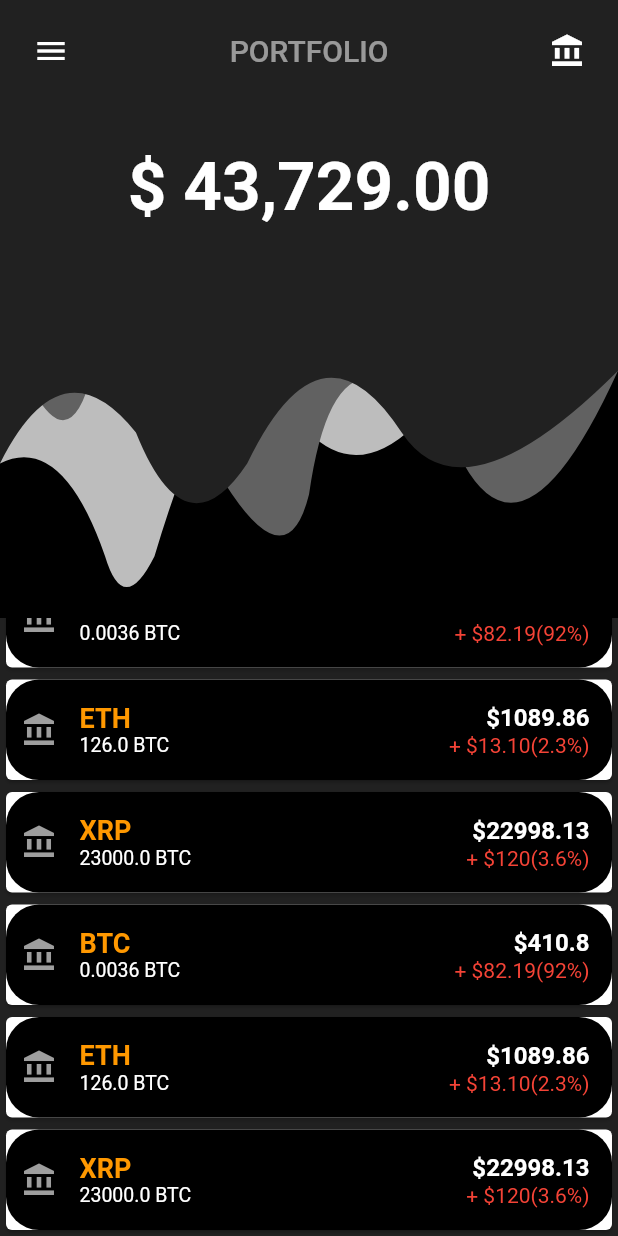
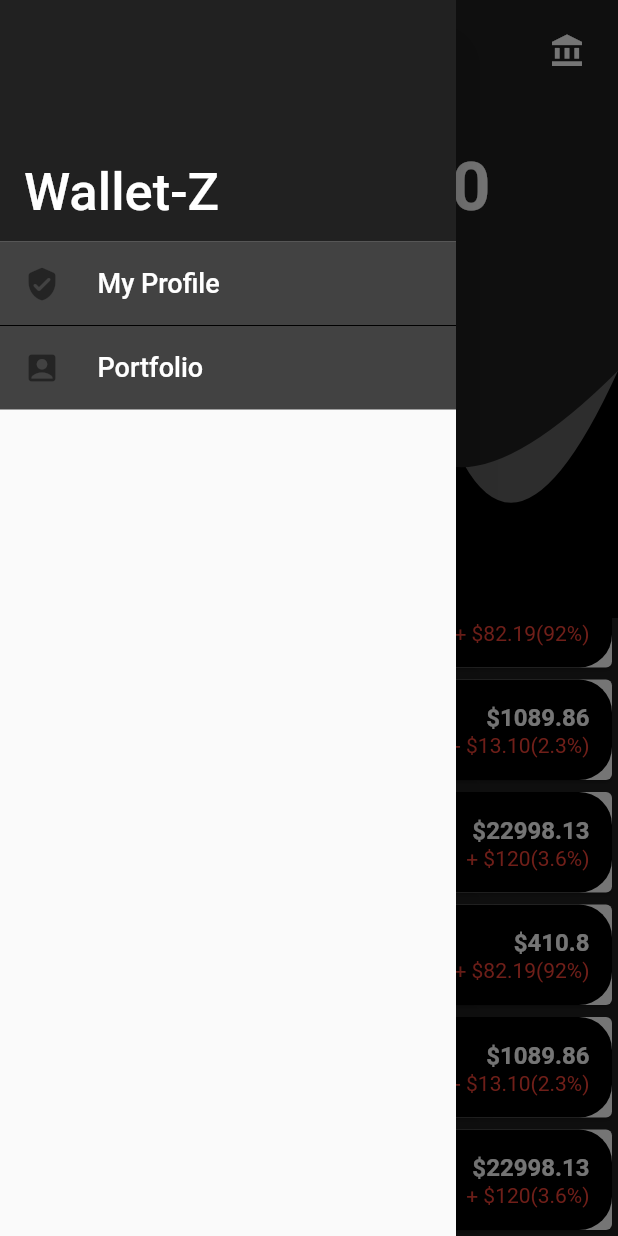
Before and after one commit to tionx3na/wallet-z, a Flutter app: the screen it shows after launch, scrolled down 263 dp, after a tap on the "menu" icon, on a phone screen of 412 x 824 dp. Run offline on Flutter 3.47's test engine with Material 2 defaults, Android fonts, the light colour scheme and no system bars.

Commit message:
UI Part-1-Drawer-half

```diff
--- a/lib/main.dart
+++ b/lib/main.dart
@@ -23,6 +23,21 @@ class Wallet extends StatelessWidget {
   @override
   Widget build(BuildContext context) {
     return Scaffold(
+      drawer: new Drawer(
+        child: ListView(
+          padding: EdgeInsets.zero,
+          children: <Widget> [
+            _createHeader(),
+            _createDrawerItem(icon: Icons.verified_user_rounded ,text: 'My Profile',),
+            Divider(
+              color: Colors.black,
+              height: 0.0,
+            ),
+            _createDrawerItem(icon: Icons.account_box ,text: 'Portfolio',),
+
+          ],
+        ),
+      ),
       backgroundColor: Colors.black,
       body: Stack(
         children: [
@@ -37,3 +52,47 @@ class Wallet extends StatelessWidget {
       );
   }
 }
+
+Widget _createHeader() {
+  return DrawerHeader(
+    margin: EdgeInsets.zero,
+    padding: EdgeInsets.zero,
+    decoration: BoxDecoration(
+      color: Colors.grey.shade900,
+    ),
+    child: Stack(
+      children: <Widget> [
+        Positioned(
+          bottom: 12.0,
+          left: 16.0,
+          child: Text("Wallet-Z",
+          style: TextStyle(
+            color: Colors.white,
+            fontSize: 35.0,
+            fontWeight: FontWeight.w500
+          ))
+        )
+      ],
+    ),
+  );
+}
+
+
+Widget _createDrawerItem({required IconData icon, required String text, GestureTapCallback? onTap}) {
+  return ListTile(
+    tileColor: Colors.grey.shade800,
+    title: Row(
+      children: <Widget> [
+        Icon(icon),
+        Padding(
+          padding: EdgeInsets.only(left: 25.0),
+          child: Text(text,
+          style: TextStyle(
+            fontSize: 18.0,
+            color: Colors.white,
+          ),),
+          )
+      ],),
+      onTap: onTap,
+  );
+}
--- a/lib/top_bar.dart
+++ b/lib/top_bar.dart
@@ -20,7 +20,7 @@ class TopBar extends StatelessWidget {
                     Icons.menu,
                     color: Colors.white,
                   ),
-                  onPressed: () {},
+                  onPressed: () => { Scaffold.of(context).openDrawer() },
                   ),
                   Text(
                     "PORTFOLIO",
```
